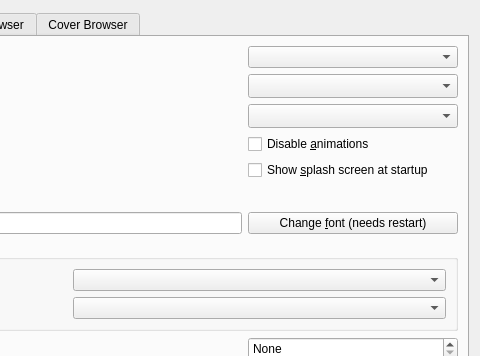
The window that src/calibre/gui2/preferences/look_feel.ui (kovidgoyal/calibre) describes before a commit, drawn with Qt 5; both pictures show x 340 to 820 and y 0 to 356 of the 820 by 519 pixel window.
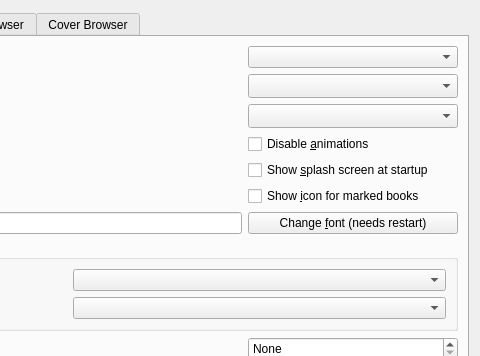
The same window after the commit. Icons and pictures are not drawn. Custom widgets are drawn as their Qt base class.

Commit message: For marked books: 1) Use a special icon so the user can replace it 2) Add a preference to enable/disable the icon 3) Add the mark to the horizontal header row in the spreadsheet.

```diff
--- a/src/calibre/gui2/preferences/look_feel.ui
+++ b/src/calibre/gui2/preferences/look_feel.ui
@@ -108,6 +108,17 @@
          </property>
         </widget>
        </item>
+       <item row="5" column="1">
+        <widget class="QCheckBox" name="opt_show_marked_icon">
+         <property name="text">
+          <string>Show &amp;icon for marked books</string>
+         </property>
+         <property name="toolTip">
+          <string>Show the icon "marked.png" on the book or in the row header
+          if the book's temporary marker has been set</string>
+         </property>
+        </widget>
+       </item>
        <item row="6" column="0">
         <layout class="QHBoxLayout" name="horizontalLayout">
          <item>
```
The commit also changes 6 other files.
